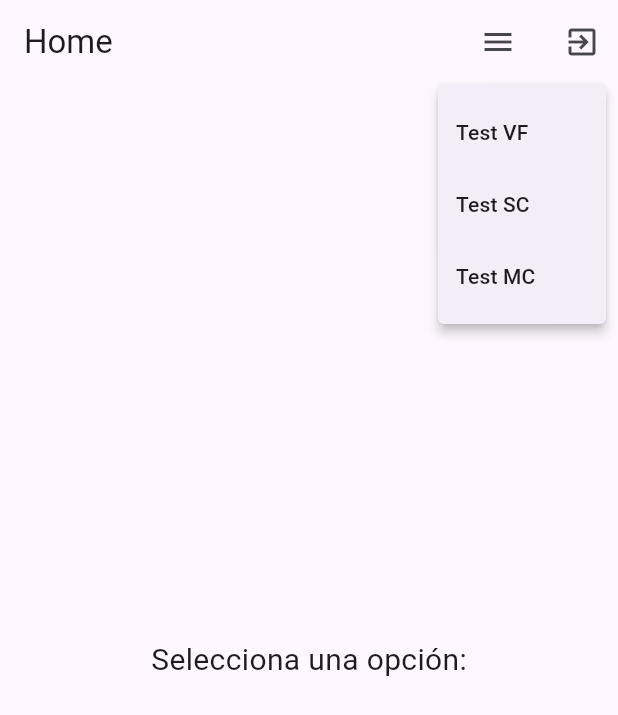
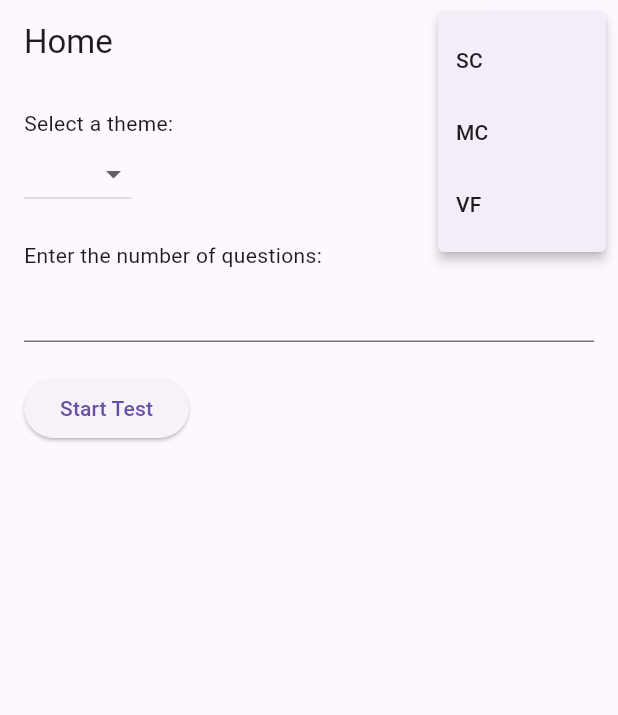
Before and after one commit to alexscdev/flutter-app-test, a Flutter app: the screen it shows after launch, after a tap on the "menu" icon, on a phone screen of 412 x 824 dp. Shown: the top 715 px of the screen. Run offline on Flutter 3.47's test engine with Material 3 defaults, Android fonts, the phone set to English and light mode, and no system bars; network calls fail.

```diff
--- a/lib/main.dart
+++ b/lib/main.dart
@@ -1,7 +1,7 @@
-import 'dart:async'; // Importar Timer
+import 'dart:async';
 import 'package:flutter/material.dart';
-import 'package:app_test/screens/loading_screen.dart'; // Importar el widget de la pantalla de carga
-import 'package:app_test/screens/home_screen.dart'; // Importar la clase HomeScreen
+import 'package:app_test/screens/loading_screen.dart';
+import 'package:app_test/screens/home_screen.dart';
 
 void main() {
   runApp(MyApp());
@@ -12,7 +12,7 @@ class MyApp extends StatelessWidget {
   Widget build(BuildContext context) {
     return MaterialApp(
       title: 'My App',
-      home: SplashScreen(), // Usar SplashScreen como la página inicial
+      home: SplashScreen(),
     );
   }
 }
@@ -26,16 +26,17 @@ class _SplashScreenState extends State<SplashScreen> {
   @override
   void initState() {
     super.initState();
-    Timer(Duration(seconds: 5), () {
+    // Obtener el contexto
+    Future.delayed(Duration(seconds: 5), () {
       // Navegar a la página principal después de 5 segundos
       Navigator.of(context).pushReplacement(
-        MaterialPageRoute(builder: (context) => HomeScreen()), // Usar HomeScreen como la página principal
+        MaterialPageRoute(builder: (context) => HomeScreen()),
       );
     });
   }
 
   @override
   Widget build(BuildContext context) {
-    return LoadingScreen(); // Mostrar la pantalla de carga mientras se carga la aplicación
+    return LoadingScreen();
   }
 }
--- a/lib/screens/home_screen.dart
+++ b/lib/screens/home_screen.dart
@@ -1,11 +1,13 @@
 import 'package:flutter/material.dart';
-import 'package:app_test/screens/single_choice.dart';
-import 'package:app_test/screens/true_false.dart';
-import 'package:app_test/screens/multiple_choice.dart';
 import 'package:flutter/services.dart';
+import 'single_choice.dart'; // Importa tus clases de preguntas aquí
+import 'multiple_choice.dart';
+import 'true_false.dart';
 
 class HomeScreen extends StatelessWidget {
-  final List<String> options = ['Test VF', 'Test SC', 'Test MC'];
+  final List<String> themes = ['Odoo', 'Flutter'];
+  String? selectedTheme;
+  int? numberOfQuestions;
 
   @override
   Widget build(BuildContext context) {
@@ -13,85 +15,72 @@ class HomeScreen extends StatelessWidget {
       appBar: AppBar(
         title: const Text('Home'),
         actions: [
-          Row(
-            children: [
-              IconButton(
-                icon: Icon(Icons.menu),
-                onPressed: () {
-                  final screenSize = MediaQuery.of(context).size;
-
-                  showMenu(
-                    context: context,
-                    position: RelativeRect.fromLTRB(
-                      screenSize.width - 100,
-                      kToolbarHeight,
-                      screenSize.width,
-                      kToolbarHeight + 50,
-                    ),
-                    items: <PopupMenuEntry>[
-                      ...options.map((String value) {
-                        return PopupMenuItem<String>(
-                          value: value,
-                          child: Text(value),
-                        );
-                      }).toList(),
-                    ],
-                  ).then((value) {
-                    if (value != null) {
-                      navigateToPage(context, value);
-                    }
-                  });
-                },
-              ),
-              SizedBox(width: 8), // Espacio entre los botones
-              IconButton(
-                icon: const Icon(Icons.exit_to_app),
-                onPressed: () {
-                  // Lógica para salir de la aplicación
-                  SystemNavigator.pop();
-                },
-              ),
-            ],
+          PopupMenuButton<String>(
+            icon: Icon(Icons.menu),
+            onSelected: (String value) {
+              // Handle menu item selection
+              switch (value) {
+                case 'SC':
+                  Navigator.push(context, MaterialPageRoute(builder: (context) => SCQuestionScreen()));
+                  break;
+                case 'MC':
+                  Navigator.push(context, MaterialPageRoute(builder: (context) => MCQuestionScreen()));
+                  break;
+                case 'VF':
+                  Navigator.push(context, MaterialPageRoute(builder: (context) => VFQuestionScreen()));
+                  break;
+              }
+            },
+            itemBuilder: (BuildContext context) {
+              return ['SC', 'MC', 'VF'].map((String option) {
+                return PopupMenuItem<String>(
+                  value: option,
+                  child: Text(option),
+                );
+              }).toList();
+            },
           ),
         ],
       ),
-      body: const Center(
+      body: Padding(
+        padding: const EdgeInsets.all(16.0),
         child: Column(
-          mainAxisAlignment: MainAxisAlignment.center,
+          crossAxisAlignment: CrossAxisAlignment.start,
           children: [
-            Text(
-              'Selecciona una opción:',
-              style: TextStyle(fontSize: 20),
+            Text('Select a theme:'),
+            DropdownButton<String>(
+              value: selectedTheme,
+              onChanged: (String? newValue) {
+                selectedTheme = newValue;
+              },
+              items: themes.map((String value) {
+                return DropdownMenuItem<String>(
+                  value: value,
+                  child: Text(value),
+                );
+              }).toList(),
+            ),
+            SizedBox(height: 20),
+            Text('Enter the number of questions:'),
+            TextField(
+              keyboardType: TextInputType.number,
+              onChanged: (value) {
+                numberOfQuestions = int.tryParse(value);
+              },
+            ),
+            SizedBox(height: 20),
+            ElevatedButton(
+              onPressed: () {
+                // Handle the user selection and navigate to the test screen
+                // Here you can use selectedTheme and numberOfQuestions to generate the test
+                // For example:
+                // Navigator.push(context, MaterialPageRoute(builder: (context) => TestScreen(theme: selectedTheme, numberOfQuestions: numberOfQuestions)));
+              },
+              child: Text('Start Test'),
             ),
           ],
         ),
       ),
     );
   }
-
-  void navigateToPage(BuildContext context, String selectedOption) {
-    switch (selectedOption) {
-      case 'Test SC':
-        Navigator.push(
-          context,
-          MaterialPageRoute(builder: (context) => SCQuestionScreen()),
-        );
-        break;
-      case 'Test VF':
-        Navigator.push(
-          context,
-          MaterialPageRoute(builder: (context) => VFQuestionScreen()),
-        );
-        break;
-      case 'Test MC':
-        Navigator.push(
-          context,
-          MaterialPageRoute(builder: (context) => MCQuestionScreen()),
-        );
-        break;
-      default:
-      // Handle other cases if needed
-        break;
-    }
-  }
 }
```
Also changed, not shown: lib/screens/multiple_choice.dart (+41 -1 lines), lib/screens/result_screen.dart (added, +44 -0 lines), lib/screens/single_choice.dart (+48 -1 lines), lib/screens/true_false.dart (+42 -8 lines), 10 other files.
